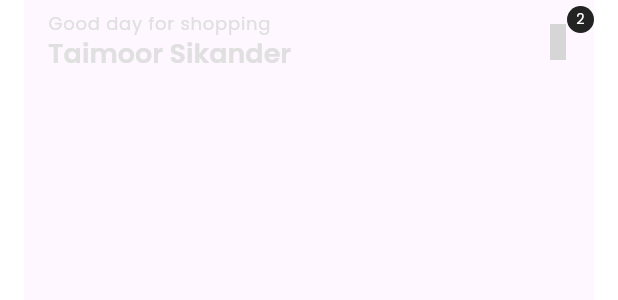
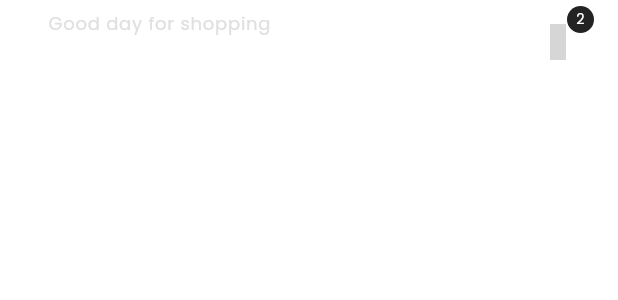
Before and after one commit to raj-codertz/e-shop-app, a Flutter app: the THomeAppBar widget shown alone on an empty page, opened directly, on a phone screen of 412 x 824 dp. Shown: the top 300 px of the screen. Run offline on Flutter 3.47's test engine with Material 3 defaults, Android fonts, the phone set to English and light mode, and no system bars; our stand-ins replace get, get_storage, iconsax, logger, smooth_page_indicator; accounts and stored records are empty; project files that could hold a hidden picture were left out; grey boxes are pictures that could not be loaded.

Commit message:
fix background color in appbar widget

```diff
--- a/lib/common/widgets/app_bar/appbar.dart
+++ b/lib/common/widgets/app_bar/appbar.dart
@@ -23,7 +23,7 @@ class TAppbar extends StatelessWidget implements PreferredSizeWidget {
   Widget build(BuildContext context) {
     return Padding(
       padding: const EdgeInsets.symmetric(horizontal: TSizes.md),
-      child: AppBar(
+      child: AppBar(backgroundColor: Colors.transparent,
         automaticallyImplyLeading: false,
         leading: showBackArrow
             ? IconButton(
--- a/lib/common/widgets/custom_shapes/containers/primary_header_container.dart
+++ b/lib/common/widgets/custom_shapes/containers/primary_header_container.dart
@@ -15,9 +15,11 @@ class TPrimaryHeaderContainer extends StatelessWidget {
   @override
   Widget build(BuildContext context) {
     return TCurvedEdgeWidget(
+      child: SizedBox(
+        height: 400,
         child: Container(
           color: TColors.primary,
-        padding: const EdgeInsets.all(0),
+
           child: Stack(
             children: [
               Positioned(
@@ -36,6 +38,7 @@ class TPrimaryHeaderContainer extends StatelessWidget {
             ],
           ),
         ),
+      ),
     );
   }
 }
--- a/lib/common/widgets/images/t_rounded_image.dart
+++ b/lib/common/widgets/images/t_rounded_image.dart
@@ -1,5 +1,4 @@
 import 'package:flutter/material.dart';
-
 import '../../../utils/constants/colors.dart';
 import '../../../utils/constants/sizes.dart';
 
--- a/lib/common/widgets/login_signup/form_divider.dart
+++ b/lib/common/widgets/login_signup/form_divider.dart
@@ -1,8 +1,6 @@
 import 'package:flutter/material.dart';
 import 'package:raj_store_app/utils/helpers/helper_functions.dart';
-
 import '../../../utils/constants/colors.dart';
-import '../../../utils/constants/text_strings.dart';
 
 class TFormDivider extends StatelessWidget {
   const TFormDivider({
--- a/lib/common/widgets/success_screen/success_screen.dart
+++ b/lib/common/widgets/success_screen/success_screen.dart
@@ -1,8 +1,5 @@
 import 'package:flutter/material.dart';
-import 'package:get/get.dart';
 import 'package:raj_store_app/common/styles/spacing_styles.dart';
-import 'package:raj_store_app/features/authentication/screens/login/login.dart';
-import '../../../utils/constants/image_strings.dart';
 import '../../../utils/constants/sizes.dart';
 import '../../../utils/constants/text_strings.dart';
 import '../../../utils/helpers/helper_functions.dart';
--- a/lib/features/shop/screens/home/home.dart
+++ b/lib/features/shop/screens/home/home.dart
@@ -48,7 +48,8 @@ class HomeScreen extends StatelessWidget {
                   ),
                 )
               ],
-            )),
+            )
+            ),
 
             //   Body
             Padding(
--- a/lib/features/shop/screens/home/widgets/home_appbar.dart
+++ b/lib/features/shop/screens/home/widgets/home_appbar.dart
@@ -24,7 +24,7 @@ class THomeAppBar extends StatelessWidget {
               style: Theme.of(context)
                   .textTheme
                   .headlineSmall!
-                  .apply(color: TColors.grey)),
+                  .apply(color: TColors.white)),
         ],
       ),
       actions: [
```
Also changed, not shown: lib/utils/theme/custom_theme/appbar_theme.dart (+28 -28 lines), lib/common/widgets/products/cart/cart_menu_icon.dart (line endings or trailing spaces). Lines whose indentation alone changed are shown as unchanged.
